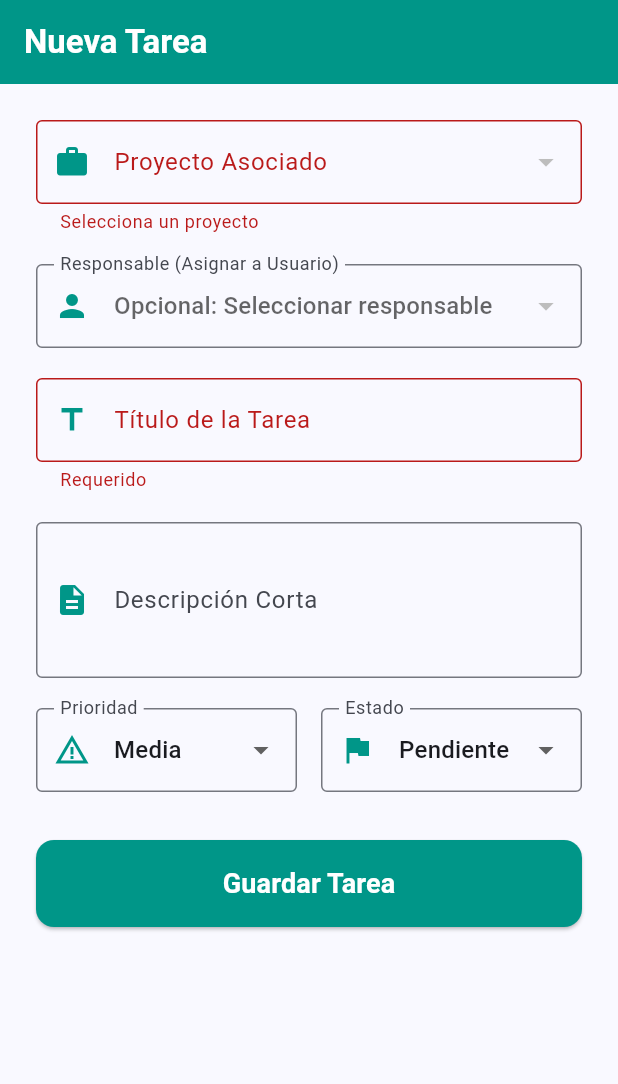
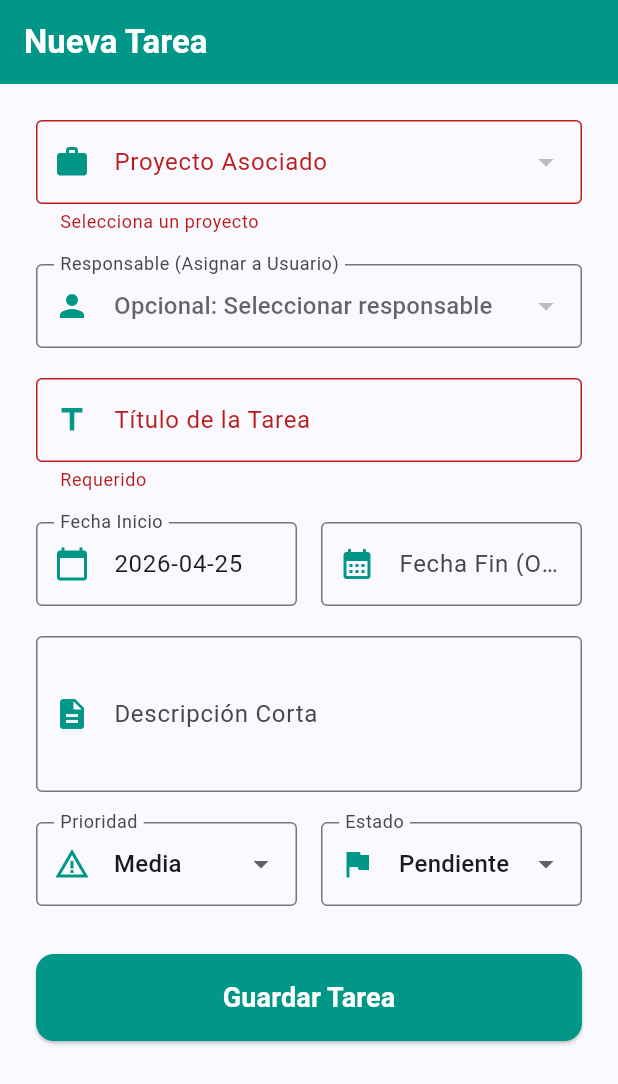
Before and after one commit to aj130142/frontendGestion2026, a Flutter app: the TaskFormScreen screen opened by its route, after a tap on "Guardar Tarea", on a phone screen of 412 x 824 dp. Shown: the top 1084 px of the screen. Run offline on Flutter 3.47's test engine with Material 3 defaults, Android fonts, the phone set to English and light mode, and no system bars; our stand-ins replace go_router, shared_preferences; accounts and stored records are empty; network calls fail.

Commit message:
arreglo de tareas

```diff
--- a/lib/models/task.dart
+++ b/lib/models/task.dart
@@ -8,6 +8,9 @@ class AppTask {
   final String status;
   final int? assignedUserId;
 
+  final String startDate;
+  final String? endDate;
+
   AppTask({
     this.id,
     required this.projectId,
@@ -17,6 +20,8 @@ class AppTask {
     required this.priority,
     required this.status,
     this.assignedUserId,
+    required this.startDate,
+    this.endDate,
   });
 
   factory AppTask.fromJson(Map<String, dynamic> json) {
@@ -44,6 +49,8 @@ class AppTask {
       priority: prName,
       status: stName,
       assignedUserId: assignedUserId,
+      startDate: json['fecha_inicio'] ?? '',
+      endDate: json['fecha_fin'],
     );
   }
 
@@ -64,6 +71,8 @@ class AppTask {
       'descripcion': description,
       'id_prioridad': prId,
       'id_estado': stId,
+      'fecha_inicio': startDate,
+      if (endDate != null) 'fecha_fin': endDate,
     };
   }
 }
--- a/lib/screens/tasks/task_form_screen.dart
+++ b/lib/screens/tasks/task_form_screen.dart
@@ -20,6 +20,8 @@ class _TaskFormScreenState extends State<TaskFormScreen> {
   final _formKey = GlobalKey<FormState>();
   late TextEditingController _titleController;
   late TextEditingController _descController;
+  late TextEditingController _startDateController;
+  late TextEditingController _endDateController;
 
   int? _selectedProjectId;
   int? _selectedUserId;
@@ -35,6 +37,8 @@ class _TaskFormScreenState extends State<TaskFormScreen> {
     super.initState();
     _titleController = TextEditingController(text: widget.task?.title ?? '');
     _descController = TextEditingController(text: widget.task?.description ?? '');
+    _startDateController = TextEditingController(text: widget.task?.startDate ?? DateTime.now().toString().split(' ')[0]);
+    _endDateController = TextEditingController(text: widget.task?.endDate ?? '');
 
     if (widget.task != null) {
       _selectedProjectId = widget.task!.projectId;
@@ -58,7 +62,23 @@ class _TaskFormScreenState extends State<TaskFormScreen> {
   void dispose() {
     _titleController.dispose();
     _descController.dispose();
+    _startDateController.dispose();
+    _endDateController.dispose();
     super.dispose();
+  }
+
+  Future<void> _selectDate(BuildContext context, TextEditingController controller, {DateTime? firstDate, DateTime? lastDate}) async {
+    final DateTime? picked = await showDatePicker(
+      context: context,
+      initialDate: DateTime.tryParse(controller.text) ?? DateTime.now(),
+      firstDate: firstDate ?? DateTime(2000),
+      lastDate: lastDate ?? DateTime(2101),
+    );
+    if (picked != null) {
+      setState(() {
+        controller.text = picked.toString().split(' ')[0];
+      });
+    }
   }
 
   Future<void> _submit() async {
@@ -66,6 +86,41 @@ class _TaskFormScreenState extends State<TaskFormScreen> {
       if (_selectedProjectId == null) {
         ScaffoldMessenger.of(context).showSnackBar(const SnackBar(content: Text('Por favor, selecciona un Proyecto')));
         return;
+      }
+
+      // Project range validation
+      final projects = context.read<ProjectProvider>().projects;
+      final project = projects.firstWhere((p) => p.id == _selectedProjectId);
+
+      final taskStart = DateTime.parse(_startDateController.text);
+      final projectStart = DateTime.parse(project.startDate);
+
+      if (taskStart.isBefore(projectStart)) {
+        ScaffoldMessenger.of(context).showSnackBar(SnackBar(content: Text('La fecha de inicio no puede ser anterior a la del proyecto (${project.startDate})')));
+        return;
+      }
+
+      if (project.endDate.isNotEmpty) {
+        final projectEnd = DateTime.parse(project.endDate);
+        if (taskStart.isAfter(projectEnd)) {
+           ScaffoldMessenger.of(context).showSnackBar(SnackBar(content: Text('La fecha de inicio no puede ser posterior a la del proyecto (${project.endDate})')));
+           return;
+        }
+        if (_endDateController.text.isNotEmpty) {
+           final taskEnd = DateTime.parse(_endDateController.text);
+           if (taskEnd.isAfter(projectEnd)) {
+              ScaffoldMessenger.of(context).showSnackBar(SnackBar(content: Text('La fecha de fin no puede ser posterior a la del proyecto (${project.endDate})')));
+              return;
+           }
+        }
+      }
+
+      if (_endDateController.text.isNotEmpty) {
+        final taskEnd = DateTime.parse(_endDateController.text);
+        if (taskEnd.isBefore(taskStart)) {
+          ScaffoldMessenger.of(context).showSnackBar(const SnackBar(content: Text('La fecha de fin no puede ser anterior a la de inicio')));
+          return;
+        }
       }
 
       setState(() => _isLoading = true);
@@ -79,6 +134,8 @@ class _TaskFormScreenState extends State<TaskFormScreen> {
           responsible: 'Usuario',
           priority: _priority,
           status: _status,
+          startDate: _startDateController.text,
+          endDate: _endDateController.text.isEmpty ? null : _endDateController.text,
         );
 
         bool success;
@@ -93,7 +150,7 @@ class _TaskFormScreenState extends State<TaskFormScreen> {
         if (success) {
           context.pop();
         } else {
-          ScaffoldMessenger.of(context).showSnackBar(const SnackBar(content: Text('Error al guardar la tarea')));
+          ScaffoldMessenger.of(context).showSnackBar(const SnackBar(content: Text('Error al guardar la tarea (Verifica las fechas con el proyecto)')));
         }
       } catch (e) {
         if (!mounted) return;
@@ -154,6 +211,37 @@ class _TaskFormScreenState extends State<TaskFormScreen> {
                   prefixIcon: Icon(Icons.title, color: Colors.teal),
                 ),
                 validator: (v) => v!.isEmpty ? 'Requerido' : null,
+              ),
+              const SizedBox(height: 20),
+              Row(
+                children: [
+                  Expanded(
+                    child: TextFormField(
+                      controller: _startDateController,
+                      readOnly: true,
+                      decoration: const InputDecoration(
+                        labelText: 'Fecha Inicio',
+                        border: OutlineInputBorder(),
+                        prefixIcon: Icon(Icons.calendar_today, color: Colors.teal),
+                      ),
+                      onTap: () => _selectDate(context, _startDateController),
+                      validator: (v) => v!.isEmpty ? 'Requerido' : null,
+                    ),
+                  ),
+                  const SizedBox(width: 16),
+                  Expanded(
+                    child: TextFormField(
+                      controller: _endDateController,
+                      readOnly: true,
+                      decoration: const InputDecoration(
+                        labelText: 'Fecha Fin (Opcional)',
+                        border: OutlineInputBorder(),
+                        prefixIcon: Icon(Icons.calendar_month, color: Colors.teal),
+                      ),
+                      onTap: () => _selectDate(context, _endDateController),
+                    ),
+                  ),
+                ],
               ),
               const SizedBox(height: 20),
               TextFormField(
--- a/lib/screens/tasks/task_list_screen.dart
+++ b/lib/screens/tasks/task_list_screen.dart
@@ -111,7 +111,14 @@ class _TaskListScreenState extends State<TaskListScreen> {
                     child: const Icon(Icons.assignment),
                   ),
                   title: Text(task.title, style: const TextStyle(fontWeight: FontWeight.bold)),
-                  subtitle: Text('Responsable: ${task.responsible} | Prioridad: ${task.priority} | ${task.status}'),
+                  subtitle: Column(
+                    crossAxisAlignment: CrossAxisAlignment.start,
+                    children: [
+                      Text('Responsable: ${task.responsible}'),
+                      Text('Prioridad: ${task.priority} | Estado: ${task.status}'),
+                      Text('Fechas: ${task.startDate} a ${task.endDate ?? 'Pendiente'}', style: const TextStyle(fontSize: 12, fontStyle: FontStyle.italic)),
+                    ],
+                  ),
                   trailing: Row(
                     mainAxisSize: MainAxisSize.min,
                     children: [
```
